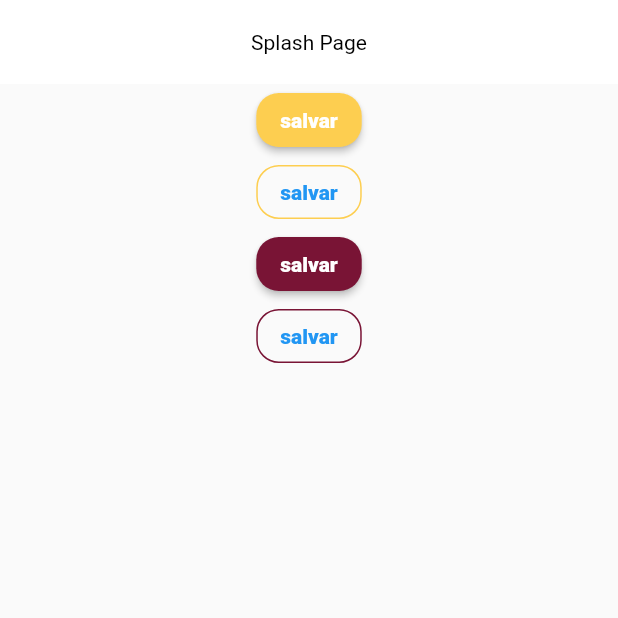
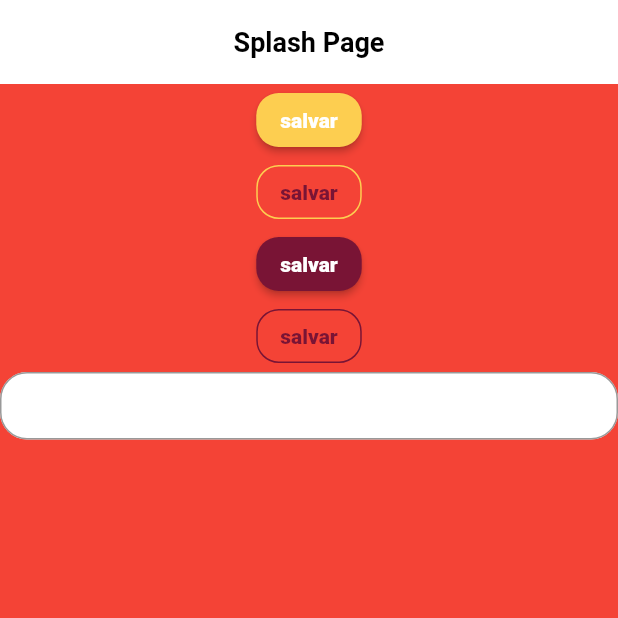
Before and after one commit to muriloamancio00/fwc_album_app, a Flutter app: the screen it shows after launch, on a phone screen of 412 x 824 dp, the top half of it. Run offline on Flutter 3.47's test engine with Material 2 defaults, Android fonts, the phone set to English and light mode, and no system bars; Roboto replaces fonts that are missing (MPlus1P, Poppins).

Commit message:
configuracao_theme

```diff
--- a/lib/app/core/theme/styles/button_styles.dart
+++ b/lib/app/core/theme/styles/button_styles.dart
@@ -70,3 +70,7 @@ class ButtonStyles {
         fontSize: 14,
       ));
 }
+
+extension ButtonStylesExtens on BuildContext {
+  ButtonStyles get buttonStyles => ButtonStyles.i;
+}
--- a/lib/app/core/theme/styles/colors_app.dart
+++ b/lib/app/core/theme/styles/colors_app.dart
@@ -17,8 +17,8 @@ class ColorsApp {
   Color get primary => const Color(0XFF791435);
   Color get secundary => const Color(0XFFFDCE50);
   Color get yellow => const Color(0XFFFDCE50);
-  Color get gray => const Color(0XFFCCCCCC);
-  Color get grayDart => const Color(0XFF999999);
+  Color get grey => const Color(0XFFCCCCCC);
+  Color get greyDart => const Color(0XFF999999);
 }
 
 // cria a extensao das color dentro do contexto
--- a/lib/app/core/theme/styles/text_styles.dart
+++ b/lib/app/core/theme/styles/text_styles.dart
@@ -1,5 +1,7 @@
 import 'package:flutter/material.dart';
 import 'package:flutter/widgets.dart';
+
+import 'colors_app.dart';
 
 class TextStyles {
   static TextStyles? _instance;
@@ -63,6 +65,10 @@ class TextStyles {
         fontWeight: FontWeight.w800,
         fontFamily: secundaryFont,
       );
+
+  TextStyle get labelTextField => textSecundaryFontRegular.copyWith(
+        color: ColorsApp.i.greyDart,
+      );
 }
 
 // cria a extensao das color dentro do contexto
--- a/lib/app/core/theme/theme_config.dart
+++ b/lib/app/core/theme/theme_config.dart
@@ -1,9 +1,48 @@
 import 'package:flutter/material.dart';
+import 'package:fwc_album_app/app/core/theme/styles/colors_app.dart';
+import 'package:fwc_album_app/app/core/theme/styles/text_styles.dart';
 
 class ThemeConfig {
   ThemeConfig._();
 
+  static final _defaltInputBorder = OutlineInputBorder(
+    borderRadius: BorderRadius.circular(18),
+    borderSide: BorderSide(color: ColorsApp.i.greyDart, width: 1),
+  );
+
   static final theme = ThemeData(
-    appBarTheme: const AppBarTheme(backgroundColor: Colors.white),
+    backgroundColor: Colors.red,
+    appBarTheme: AppBarTheme(
+        backgroundColor: Colors.white,
+        //risco preto em baixo da appBar
+        elevation: 0,
+        //centrali\zação da appBar
+        centerTitle: true,
+        //botao de voltar
+        iconTheme: const IconThemeData(
+          color: Colors.black,
+        ),
+        titleTextStyle: TextStyles.i.textPrimaryFontBold
+            .copyWith(color: Colors.black, fontSize: 18)),
+    primaryColor: ColorsApp.i.primary,
+    colorScheme: ColorScheme.fromSeed(
+      seedColor: ColorsApp.i.primary,
+      primary: ColorsApp.i.primary,
+      secondary: ColorsApp.i.secundary,
+    ),
+    inputDecorationTheme: InputDecorationTheme(
+      //mantem o tema como branco
+      fillColor: Colors.white,
+      // filled é necessario
+      filled: true,
+      //diminuir a densidade
+      isDense: true,
+      //aumentar um pouco o espaço interno
+      contentPadding: const EdgeInsets.all(13),
+      border: _defaltInputBorder,
+      enabledBorder: _defaltInputBorder,
+      focusedBorder: _defaltInputBorder,
+      labelStyle: TextStyles.i.labelTextField,
+    ),
   );
 }
--- a/lib/app/pages/splash/splash_page.dart
+++ b/lib/app/pages/splash/splash_page.dart
@@ -1,30 +1,19 @@
 import 'package:flutter/material.dart';
 import 'package:fwc_album_app/app/core/theme/styles/button_styles.dart';
+import 'package:fwc_album_app/app/core/theme/styles/colors_app.dart';
+import 'package:fwc_album_app/app/core/theme/styles/text_styles.dart';
 
 class SplashPage extends StatelessWidget {
   const SplashPage({super.key});
 
   @override
   Widget build(BuildContext context) {
-    return Theme(
-      data: ThemeData(
-        appBarTheme: const AppBarTheme(
-          backgroundColor: Colors.white,
-          //risco preto em baixo da appBar
-          elevation: 0,
-          //centrali\zação da appBar
-          centerTitle: true,
-          //botao de voltar
-          iconTheme: IconThemeData(
-            color: Colors.black,
-          ),
-          titleTextStyle: TextStyle(
-            color: Colors.black,
-          ),
-        ),
-      ),
-      child: Scaffold(
-        //backgroundColor: Colors.red,
+    var _defaltInputBorder = OutlineInputBorder(
+      borderRadius: BorderRadius.circular(18),
+      borderSide: BorderSide(color: ColorsApp.i.greyDart, width: 1),
+    );
+    return Scaffold(
+      backgroundColor: Colors.red,
       appBar: AppBar(
         title: const Text('Splash Page'),
       ),
@@ -51,9 +40,9 @@ class SplashPage extends StatelessWidget {
             style: ButtonStyles.i.primaryOutlineButton,
             child: Text('salvar'),
           ),
+          TextField(),
         ],
       )),
-      ),
     );
   }
 }
```
Lines whose indentation alone changed are shown as unchanged.
